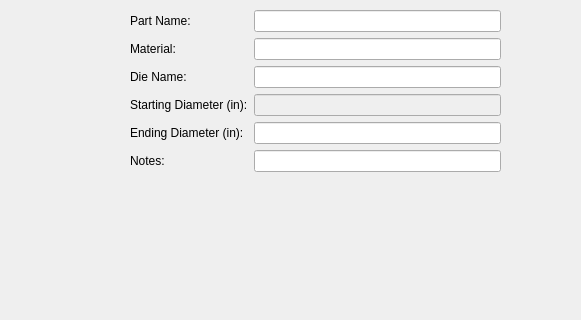
Before: the Qt Designer form EditLibrary.ui in nlinthacum/SeniorDesignGUI, drawn with Qt 5; both pictures show x 0 to 581 and y 280 to 600 of the 800 by 600 pixel window.
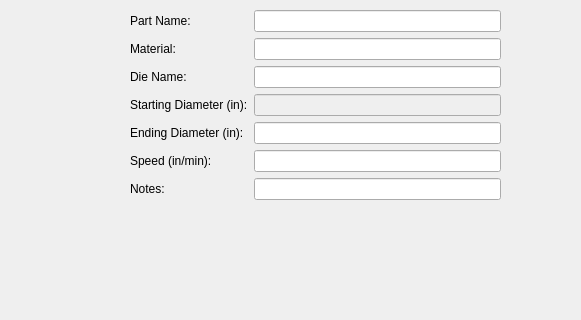
After: the same form once the commit is applied.

Commit message: speed setting working

```diff
--- a/EditLibrary.ui
+++ b/EditLibrary.ui
@@ -20,7 +20,7 @@
       <x>130</x>
       <y>290</y>
       <width>371</width>
-      <height>224</height>
+      <height>262</height>
      </rect>
     </property>
     <layout class="QFormLayout" name="formLayout_2">
@@ -52,7 +52,7 @@
        </property>
       </widget>
      </item>
-     <item row="5" column="0">
+     <item row="6" column="0">
       <widget class="QLabel" name="label_4">
        <property name="text">
         <string>Notes:</string>
@@ -75,7 +75,7 @@
      <item row="4" column="1">
       <widget class="QLineEdit" name="ending_diameter_line"/>
      </item>
-     <item row="5" column="1">
+     <item row="6" column="1">
       <widget class="QLineEdit" name="notes_line"/>
      </item>
      <item row="3" column="0">
@@ -92,6 +92,16 @@
        </property>
       </widget>
      </item>
+     <item row="5" column="0">
+      <widget class="QLabel" name="label_8">
+       <property name="text">
+        <string>Speed (in/min):</string>
+       </property>
+      </widget>
+     </item>
+     <item row="5" column="1">
+      <widget class="QLineEdit" name="speed_line"/>
+     </item>
     </layout>
    </widget>
    <widget class="QPushButton" name="edit_save_button">
```
Left out of the diff: 2 changed lines with no effect on the pictures. The commit also changes 9 other files.
